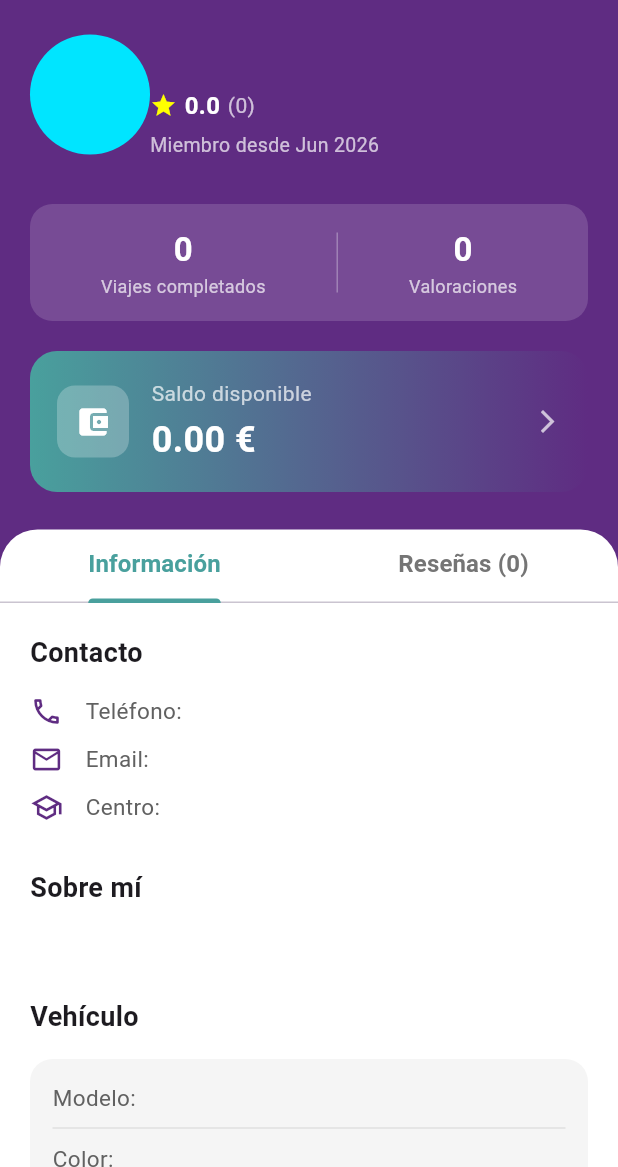
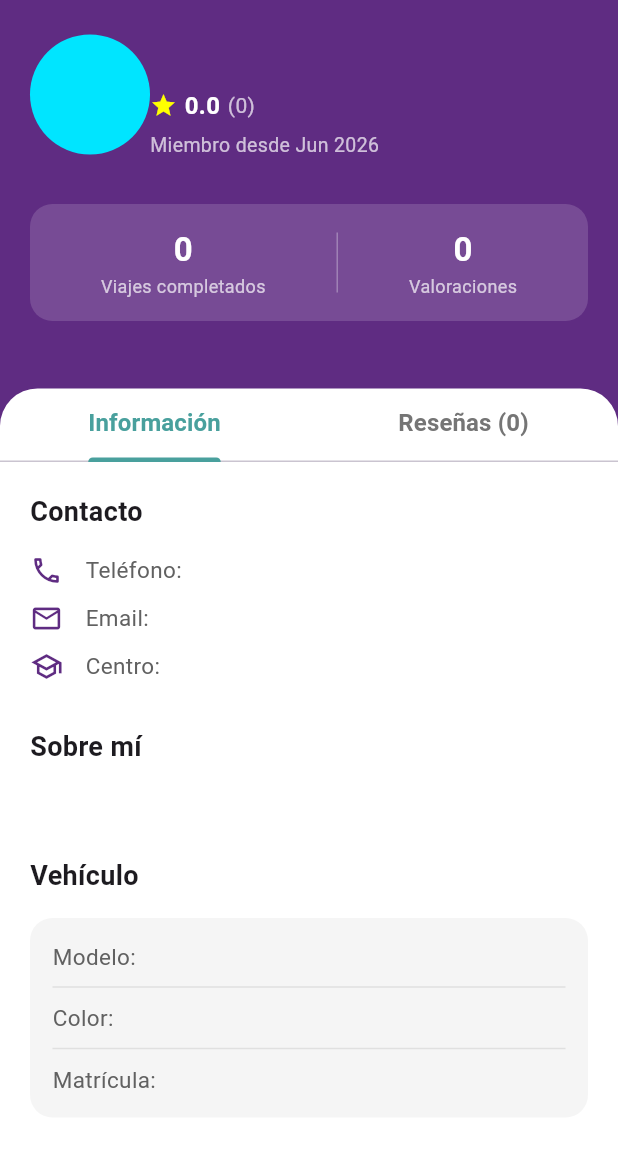
Before and after one commit to ASC2526/ShareUrCar, a Flutter app: the ProfileScreen screen opened directly with empty values, on a phone screen of 412 x 824 dp, the part 69-1236 px from its top. Run offline on Flutter 3.47's test engine with Material 3 defaults, Android fonts, the phone set to English and light mode, and no system bars; our stand-ins replace flutter_dotenv, flutter_map, image_picker, latlong2.

Commit message:
Documentation updated, and fixed some extra bugs

```diff
--- a/shareurcar_app_frontend/lib/screens/active_trip_screen.dart
+++ b/shareurcar_app_frontend/lib/screens/active_trip_screen.dart
@@ -478,6 +478,8 @@ class _ActiveTripScreenState extends State<ActiveTripScreen> {
   }
 
   Widget _buildAcciones() {
+    final listaPasajeros = widget.ruta['passengers'] as List? ?? [];
+    final bool noHayPasajeros = listaPasajeros.isEmpty;
     if (_incidenteReportado) {
       return Column(
         children: [
@@ -575,7 +577,9 @@ class _ActiveTripScreenState extends State<ActiveTripScreen> {
           SizedBox(
             width: double.infinity,
             child: ElevatedButton.icon(
-              onPressed: confirmarLlegada,
+              onPressed: (_esConductor && noHayPasajeros)
+                  ? null
+                  : confirmarLlegada,
               icon: const Icon(Icons.check_circle, color: Colors.white),
               label: Text(
                 _esConductor
--- a/shareurcar_app_frontend/lib/screens/create_route_screen.dart
+++ b/shareurcar_app_frontend/lib/screens/create_route_screen.dart
@@ -388,7 +388,7 @@ class _CreateRouteScreenState extends State<CreateRouteScreen> {
                   "carColor": colorController.text.trim(),
                 });
                 if (!mounted) return;
-                Navigator.pop(context);
+                Navigator.pop(context, true);
                 ScaffoldMessenger.of(context).showSnackBar(
                   SnackBar(
                     content: Text(
--- a/shareurcar_app_frontend/lib/screens/login_screen.dart
+++ b/shareurcar_app_frontend/lib/screens/login_screen.dart
@@ -73,7 +73,7 @@ class _LoginScreenState extends State<LoginScreen> {
             SizedBox(height: 20),
 
             Text(
-              "ShareUrCar 🚗",
+              "ShareUrCar",
               style: TextStyle(
                 color: Colors.white,
                 fontSize: 26,
--- a/shareurcar_app_frontend/lib/screens/profile_screen.dart
+++ b/shareurcar_app_frontend/lib/screens/profile_screen.dart
@@ -1,6 +1,5 @@
 import 'package:flutter/material.dart';
 import 'package:shareurcar_app_frontend/screens/edit_profile_screen.dart';
-import 'package:shareurcar_app_frontend/screens/wallet_screen.dart';
 import '../services/api_service.dart';
 
 class ProfileScreen extends StatefulWidget {
@@ -25,6 +24,15 @@ class _ProfileScreenState extends State<ProfileScreen> {
     super.initState();
     currentUser = widget.user;
     _cargarDatosPerfil();
+  }
+
+  @override
+  void didUpdateWidget(covariant ProfileScreen oldWidget) {
+    super.didUpdateWidget(oldWidget);
+    if (oldWidget.user != widget.user) {
+      setState(() => currentUser = widget.user);
+      _cargarDatosPerfil();
+    }
   }
 
   Future<void> _refreshUserData() async {
@@ -299,88 +307,6 @@ class _ProfileScreenState extends State<ProfileScreen> {
                     ],
                   ),
                 ],
-              ),
-            ),
-          ),
-
-          Padding(
-            padding: const EdgeInsets.symmetric(horizontal: 20),
-
-            child: GestureDetector(
-              onTap: () async {
-                await Navigator.push(
-                  context,
-                  MaterialPageRoute(
-                    builder: (_) => WalletScreen(user: currentUser),
-                  ),
-                );
-                await _refreshUserData();
-              },
-
-              child: Container(
-                padding: EdgeInsets.all(18),
-
-                decoration: BoxDecoration(
-                  gradient: LinearGradient(
-                    colors: [Color(0xFF49A09D), Color(0xFF5F2C82)],
-                  ),
-
-                  borderRadius: BorderRadius.circular(18),
-                ),
-
-                child: Row(
-                  children: [
-                    Container(
-                      padding: EdgeInsets.all(12),
-
-                      decoration: BoxDecoration(
-                        color: Colors.white24,
-                        borderRadius: BorderRadius.circular(12),
-                      ),
-
-                      child: Icon(
-                        Icons.account_balance_wallet,
-                        color: Colors.white,
-                      ),
-                    ),
-
-                    SizedBox(width: 15),
-
-                    Expanded(
-                      child: Column(
-                        crossAxisAlignment: CrossAxisAlignment.start,
-
-                        children: [
-                          Text(
-                            "Saldo disponible",
-                            style: TextStyle(
-                              color: Colors.white70,
-                              fontSize: 14,
-                            ),
-                          ),
-
-                          SizedBox(height: 4),
-
-                          Text(
-                            "${((currentUser['balance'] ?? 0) - (currentUser['heldBalance'] ?? currentUser['held_balance'] ?? 0)).toStringAsFixed(2)} €",
-
-                            style: TextStyle(
-                              color: Colors.white,
-                              fontSize: 24,
-                              fontWeight: FontWeight.bold,
-                            ),
-                          ),
-                        ],
-                      ),
-                    ),
-
-                    Icon(
-                      Icons.arrow_forward_ios,
-                      color: Colors.white70,
-                      size: 18,
-                    ),
-                  ],
-                ),
               ),
             ),
           ),
--- a/shareurcar_app_frontend/lib/screens/route_details_screen.dart
+++ b/shareurcar_app_frontend/lib/screens/route_details_screen.dart
@@ -302,7 +302,7 @@ class _RouteDetailsScreenState extends State<RouteDetailsScreen> {
                         ),
                         child: SwitchListTile(
                           value: localJoinSeries,
-                          activeColor: const Color(0xFF5F2C82),
+                          activeThumbColor: const Color(0xFF5F2C82),
                           title: const Text(
                             "Unirme a toda la serie",
                             style: TextStyle(fontWeight: FontWeight.bold),
```
Also changed, not shown: shareurcar_app_frontend/lib/screens/chat_history_screen.dart (+15 -12 lines), shareurcar_app_frontend/lib/screens/chat_screens.dart (+46 -3 lines), shareurcar_app_frontend/lib/screens/payments_screen.dart (+1 -11 lines), 5 other files.
